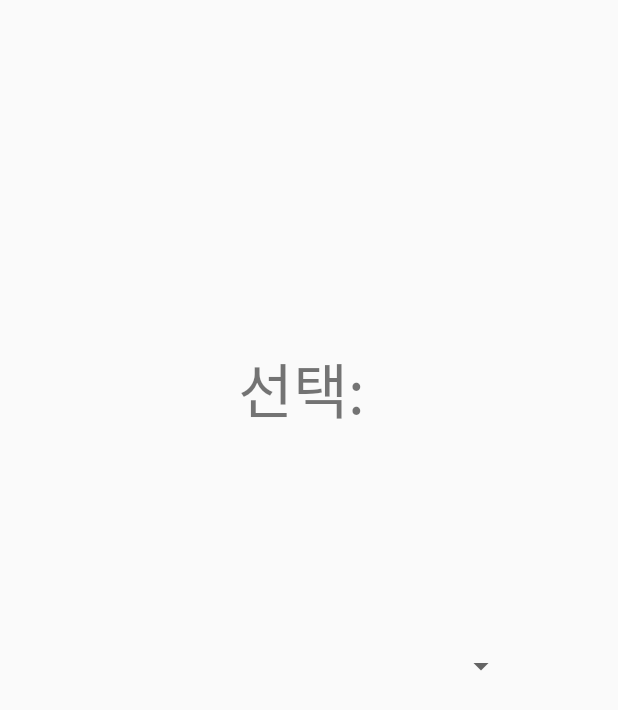
After one commit to choimyungbin/GDSC_Android, an Android app: the layout spinner.xml on its own in the app's theme, with its tools: preview values and no code run, on a phone screen of 412 x 824 dp. The commit adds this screen. Shown: the top 710 px of the screen. Run offline under Robolectric (Android 15) with nearby library versions, the phone set to English and light mode, and no system bars.

```diff
--- a/app/src/main/java/com/appdong/constraintlayout/ListViewAdapter.kt
+++ b/app/src/main/java/com/appdong/constraintlayout/ListViewAdapter.kt
@@ -13,6 +13,9 @@ class ListViewAdapter : BaseAdapter() {	//BaseAdapter 를 상속한다는 뜻
 	// 아이템 추가
 	fun addItem(item: SingerItem){
 		items.add(item)
+	}
+	fun removeItem(){
+		items.removeAt(items.size - 1)
 	}
 	// 해당 아이템 반환
 	override fun getItem(position: Int): SingerItem {
--- /dev/null
+++ b/app/src/main/res/layout/spinner.xml
@@ -0,0 +1,32 @@
+<?xml version="1.0" encoding="utf-8"?>
+<androidx.constraintlayout.widget.ConstraintLayout xmlns:android="http://schemas.android.com/apk/res/android"
+    xmlns:app="http://schemas.android.com/apk/res-auto"
+    xmlns:tools="http://schemas.android.com/tools"
+    android:layout_width="match_parent"
+    android:layout_height="match_parent"
+    android:orientation="vertical">
+
+
+    <Spinner
+        android:id="@+id/spinner"
+        android:layout_width="277dp"
+        android:layout_height="50dp"
+        android:layout_marginBottom="331dp"
+        app:layout_constraintBottom_toBottomOf="parent"
+        app:layout_constraintEnd_toEndOf="parent"
+        app:layout_constraintStart_toStartOf="parent"
+        app:layout_constraintTop_toBottomOf="@+id/textView7" />
+
+    <TextView
+        android:id="@+id/textView7"
+        android:layout_width="wrap_content"
+        android:layout_height="wrap_content"
+        android:layout_marginTop="206dp"
+        android:layout_marginBottom="106dp"
+        android:text="선택: "
+        android:textSize="40dp"
+        app:layout_constraintBottom_toTopOf="@+id/spinner"
+        app:layout_constraintEnd_toEndOf="parent"
+        app:layout_constraintStart_toStartOf="parent"
+        app:layout_constraintTop_toTopOf="parent" />
+</androidx.constraintlayout.widget.ConstraintLayout>
```
Also changed, not shown: app/src/main/java/com/appdong/constraintlayout/ListViewActivity.kt (added, +44 -0 lines), app/src/main/java/com/appdong/constraintlayout/MainActivity.kt (+57 -21 lines), app/src/main/java/com/appdong/constraintlayout/SpinnerActivity.kt (added, +38 -0 lines), app/src/main/res/layout/activity_main.xml (+10 -34 lines), app/src/main/res/layout/listview_main.xml (added, +56 -0 lines), 1 other file.
